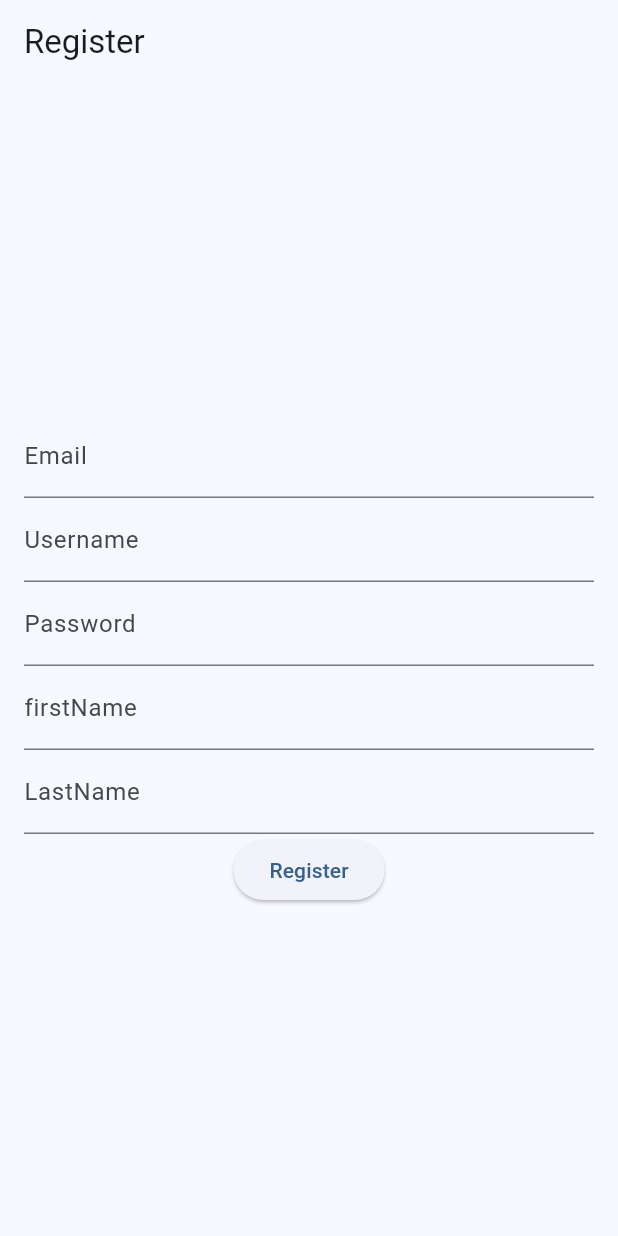
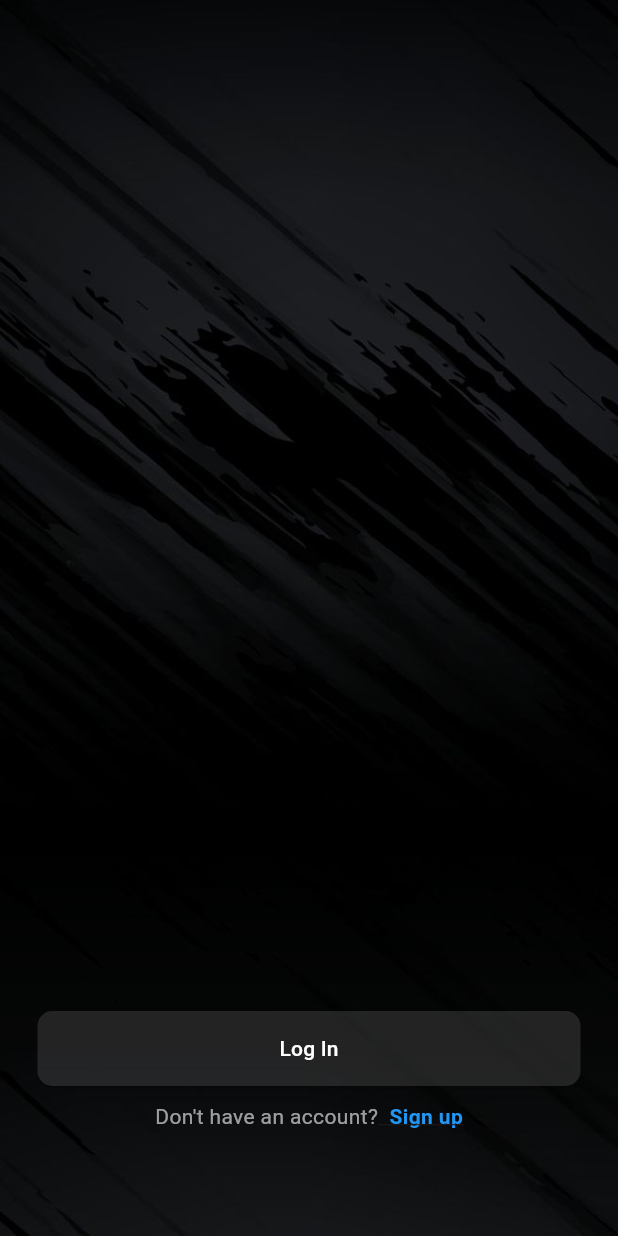
Before and after one commit to olofnuggts/unnamed, a Flutter app: the screen it shows after launch, on a phone screen of 412 x 824 dp. Run offline on Flutter 3.47's test engine with Material 3 defaults, Android fonts, the phone set to English and light mode, and no system bars.

Commit message:
Add home screen and update app theme (#1)

```diff
--- a/lib/main.dart
+++ b/lib/main.dart
@@ -1,5 +1,8 @@
+// import 'dart:html';
+
 import 'package:flutter/material.dart';
 import './src/views/register_screen.dart';
+import './src/views/home_screen.dart';
 
 void main() {
   runApp(MyApp());
@@ -10,13 +13,16 @@ class MyApp extends StatelessWidget {
   @override
   Widget build(BuildContext context) {
     return MaterialApp(
-      title: 'Flutter Demo',
-      theme: ThemeData(
-        colorScheme: ColorScheme.fromSeed(seedColor: Colors.blue),
-        useMaterial3: true,
-      ),
-      home: RegisterScreen(),
-    );
+        title: 'Yk App',
+        theme: ThemeData(
+          colorScheme: ColorScheme.fromSeed(seedColor: Colors.red),
+          useMaterial3: true,
+        ),
+        home: HomeScreen(),
+        routes: {
+          '/register': (context) => RegisterScreen(),
+          '/home': (context) => MyHomePage(),
+        });
   }
 }
 
--- a/lib/src/views/home_screen.dart
+++ b/lib/src/views/home_screen.dart
@@ -0,0 +1,81 @@
+import 'package:flutter/material.dart';
+
+class HomeScreen extends StatelessWidget {
+  @override
+  Widget build(BuildContext context) {
+    return Scaffold(
+      body: Stack(
+        children: <Widget>[
+          Container(
+            decoration: BoxDecoration(
+              image: DecorationImage(
+                image: AssetImage('assets/images/app-background.jpeg'),
+                fit: BoxFit.cover,
+              ),
+            ),
+          ),
+          Positioned(
+            bottom: 50,
+            left: 25,
+            right: 25,
+            child: Container(
+              padding: EdgeInsets.only(bottom: 20),
+              child: Column(
+                mainAxisSize: MainAxisSize.max,
+                children: <Widget>[
+                  ElevatedButton(
+                    onPressed: () {
+                      // Navigate to the Login screen
+                    },
+                    // child: Text('Log In'),
+                    style: ElevatedButton.styleFrom(
+                      minimumSize: Size(double.infinity, 50),
+                      backgroundColor: Colors.white12, // Use backgroundColor
+                      foregroundColor: Colors.white, // Text color
+                      shape: RoundedRectangleBorder(
+                        borderRadius: BorderRadius.circular(10),
+                      ),
+                    ),
+                    child: Text('Log In'),
+                  ),
+                  SizedBox(height: 10),
+                  Row(
+                    mainAxisAlignment:
+                        MainAxisAlignment.center, // Center the Row
+
+                    children: [
+                      Text(
+                        'Don\'t have an account?',
+                        style: TextStyle(color: Colors.white60),
+                      ),
+                      GestureDetector(
+                        onTap: () {
+                          print("Sign up tapped");
+                          // Navigate to the Sign Up screen
+                          // Navigator.push(
+                          //   context,
+                          //   MaterialPageRoute(builder: (context) => SignUpScreen()),
+                          // );
+                        },
+                        child: Text(
+                          '\t Sign up',
+                          style: TextStyle(
+                            color: Colors.blue, // Text color
+                            fontSize: 14,
+                            fontWeight: FontWeight.bold,
+                            decoration:
+                                TextDecoration.underline, // Underline text
+                          ),
+                        ),
+                      ),
+                    ],
+                  ),
+                ],
+              ),
+            ),
+          ),
+        ],
+      ),
+    );
+  }
+}
--- a/pubspec.yaml
+++ b/pubspec.yaml
@@ -64,9 +64,8 @@ flutter:
   uses-material-design: true
 
   # To add assets to your application, add an assets section, like this:
-  # assets:
-  #   - images/a_dot_burr.jpeg
-  #   - images/a_dot_ham.jpeg
+  assets:
+    - assets/images/
 
   # An image asset can refer to one or more resolution-specific "variants", see
   # https://flutter.dev/assets-and-images/#resolution-aware
```
Also changed, not shown: assets/images/app-background.jpeg (added), widgets/custom_background.dart (added).
